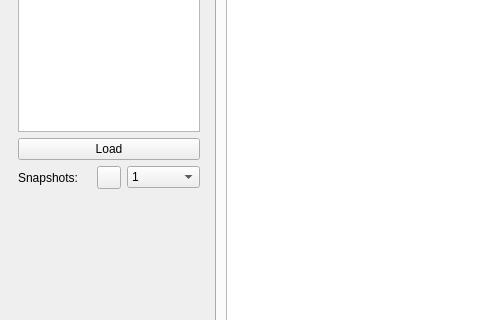
Before: the Qt Designer form src/main/python/ui/app.ui in 3ll3d00d/qvibe-analyser, drawn with Qt 5; both pictures show x 0 to 480 and y 157 to 477 of the 1426 by 758 pixel window.
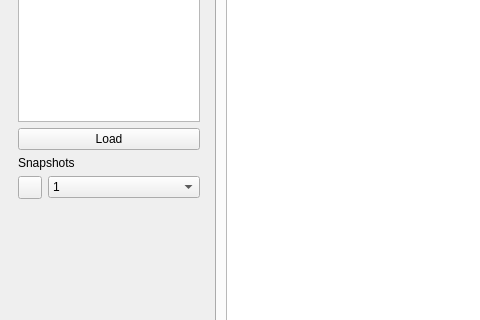
After: the same form once the commit is applied. The open tabs and pages were chosen to show the change. Custom widgets are drawn as their Qt base class.

Commit message: export snapshots to file #17

Diff of the .ui file:
```diff
--- a/src/main/python/ui/app.ui
+++ b/src/main/python/ui/app.ui
@@ -86,14 +86,14 @@
            </widget>
           </item>
           <item>
-           <layout class="QHBoxLayout" name="snapshotLayout">
-            <item>
              <widget class="QLabel" name="saveSnapshotLabel">
               <property name="text">
-               <string>Snapshots: </string>
+             <string>Snapshots</string>
               </property>
              </widget>
             </item>
+          <item>
+           <layout class="QHBoxLayout" name="snapshotLayout">
             <item>
              <widget class="QToolButton" name="saveSnapshotButton"/>
             </item>
```
Left out of the diff: 2 changed lines with no effect on the pictures. Lines whose indentation alone changed are shown as unchanged. The commit also changes 2 other files.
